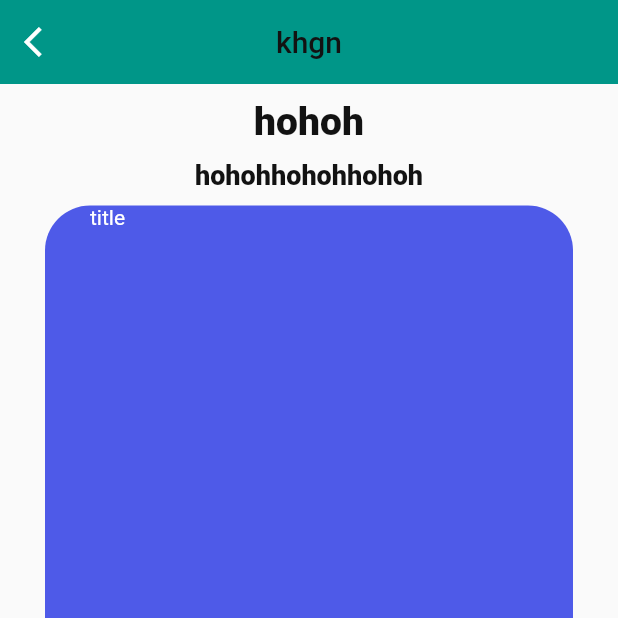
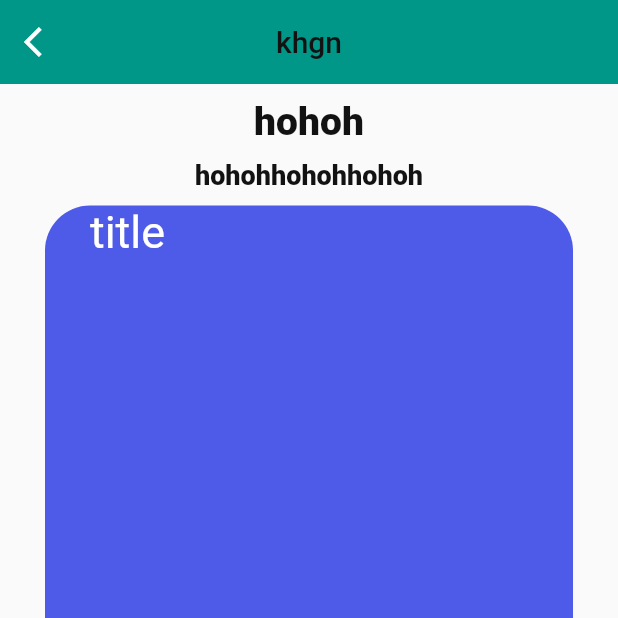
Before and after one commit to HowkMii/Todo-Mii, a Flutter app: the screen it shows after launch, on a phone screen of 412 x 824 dp, the top half of it. Run offline on Flutter 3.47's test engine with Material 2 defaults, Android fonts, the phone set to English and light mode, and no system bars; our stand-ins replace get.

Commit message:
notification screen 1

```diff
--- a/lib/ui/pages/notification_screen.dart
+++ b/lib/ui/pages/notification_screen.dart
@@ -58,9 +58,10 @@ class _NotificationScreenState extends State<NotificationScreen> {
                     children: [
                       Row(
                         children: [
+                          const SizedBox(height: 10,),
                           Text('title',
                            // _payload.toString().split('|')[1],
-                            style:TextStyle(color:Colors.white)
+                            style:TextStyle(color:Colors.white,fontSize: 30)
                           )
                         ],
                       ),
```
